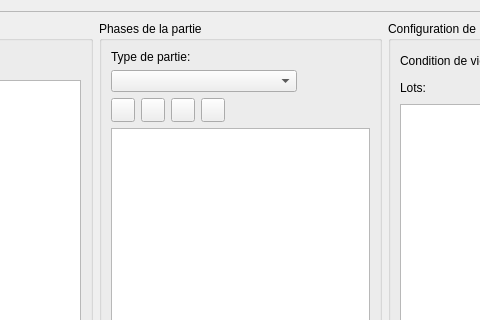
Above: sources/gui/ui/ConfigGameRounds.ui from Silmaen/EvenementLoto before the change; both pictures show x 211 to 691 and y 0 to 320 of the 903 by 640 pixel window. Below: the same form after it.
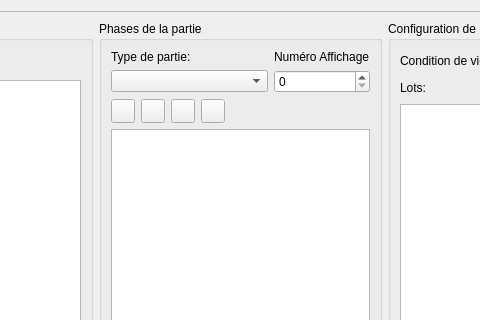
That is the form after the change. Icons and pictures are not drawn.

```diff
--- a/sources/gui/ui/ConfigGameRounds.ui
+++ b/sources/gui/ui/ConfigGameRounds.ui
@@ -295,6 +295,16 @@
          <item row="3" column="0" colspan="6">
           <widget class="QListWidget" name="listSubRound"/>
          </item>
+         <item row="1" column="5">
+          <widget class="QSpinBox" name="spinRoundNumber"/>
+         </item>
+         <item row="0" column="5">
+          <widget class="QLabel" name="label_10">
+           <property name="text">
+            <string>Numéro Affichage</string>
+           </property>
+          </widget>
+         </item>
         </layout>
        </widget>
       </item>
```
Left out of the diff: 17 changed lines with no effect on the pictures.
